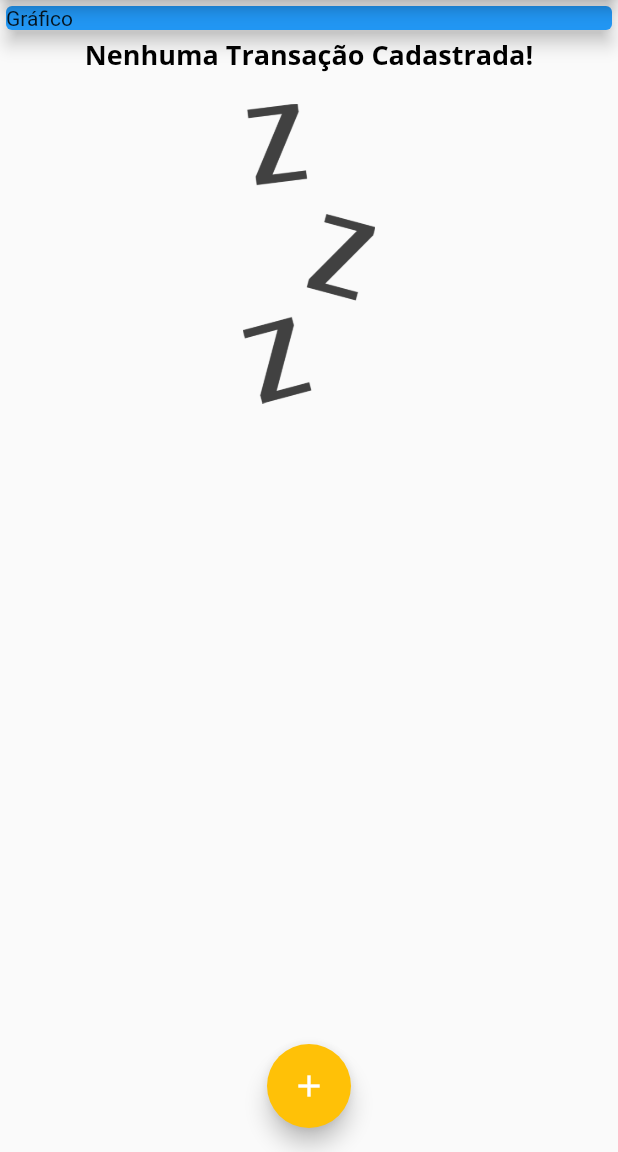
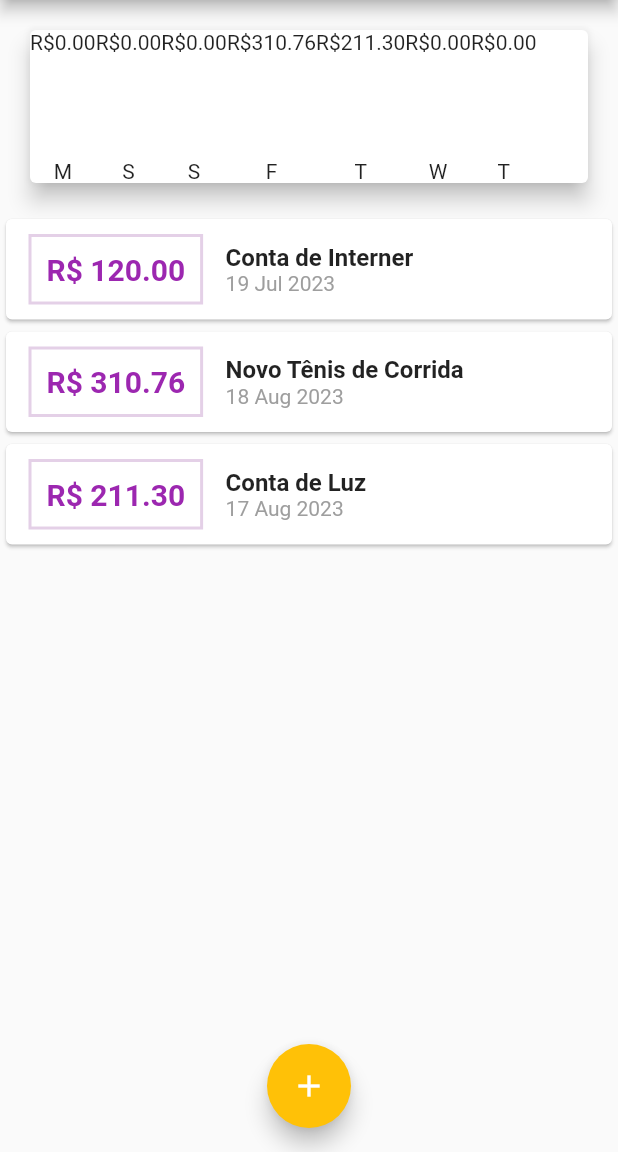
Before and after one commit to Erasmojf/expenses, a Flutter app: the screen it shows after launch, on a phone screen of 412 x 824 dp, the part 84-1236 px from its top. Run offline on Flutter 3.47's test engine with Material 2 defaults, Android fonts, the phone set to English and light mode, and no system bars.

Commit message:
Customizing Chart widget

```diff
--- a/expenses/lib/components/chart.dart
+++ b/expenses/lib/components/chart.dart
@@ -1,6 +1,7 @@
 import 'package:flutter/material.dart';
 import '../models/transaction.dart';
 import 'package:intl/intl.dart';
+import 'chart_bar.dart';
 
 class Chart extends StatelessWidget {
   final List<Transaction> recentTransactions;
@@ -37,11 +38,18 @@ class Chart extends StatelessWidget {
 
   @override
   Widget build(BuildContext context) {
+    groupedTransactions;
     return Card(
       elevation: 6,
       margin: EdgeInsets.all(20),
       child: Row(
-        children: [],
+        children: groupedTransactions.map((tr) {
+          return ChartBar(
+            label: tr['day'].toString(),
+            value: double.parse(tr['value'].toString()),
+            precentage: 0,
+          );
+        }).toList(),
       ),
     );
   }
--- /dev/null
+++ b/expenses/lib/components/chart_bar.dart
@@ -0,0 +1,30 @@
+import 'package:flutter/material.dart';
+
+class ChartBar extends StatelessWidget {
+  final String label;
+  final double value;
+  final double precentage;
+
+  ChartBar({
+    required this.label,
+    required this.value,
+    required this.precentage,
+  });
+
+  @override
+  Widget build(BuildContext context) {
+    return Column(
+      children: [
+        Text('R\$${value.toStringAsFixed(2)}'),
+        SizedBox(height: 5),
+        Container(
+          height: 60,
+          width: 10,
+          child: null,
+        ),
+        SizedBox(height: 5),
+        Text(label),
+      ],
+    );
+  }
+}
--- a/expenses/lib/main.dart
+++ b/expenses/lib/main.dart
@@ -1,7 +1,9 @@
+import 'package:expenses/components/chart.dart';
 import 'package:flutter/material.dart';
 import 'dart:math';
 import 'components/transaction_form.dart';
 import 'components/transaction_list.dart';
+
 import 'models/transaction.dart';
 
 main() => runApp(ExpensesApp());
@@ -46,19 +48,33 @@ class MyHomePage extends StatefulWidget {
 
 class _MyHomePageState extends State<MyHomePage> {
   final List<Transaction> _transactions = [
-    // Transaction(
-    //   id: 't1',
-    //   title: 'Novo Tênis de Corrida',
-    //   value: 310.76,
-    //   date: DateTime.now(),
-    // ),
-    // Transaction(
-    //   id: 't2',
-    //   title: 'Conta de Luz',
-    //   value: 211.30,
-    //   date: DateTime.now(),
-    // ),
+    Transaction(
+      id: 't',
+      title: 'Conta de Interner',
+      value: 120.00,
+      date: DateTime.now().subtract(Duration(days: 33)),
+    ),
+    Transaction(
+      id: 't1',
+      title: 'Novo Tênis de Corrida',
+      value: 310.76,
+      date: DateTime.now().subtract(Duration(days: 3)),
+    ),
+    Transaction(
+      id: 't2',
+      title: 'Conta de Luz',
+      value: 211.30,
+      date: DateTime.now().subtract(Duration(days: 4)),
+    ),
   ];
+
+  List<Transaction> get _recentTransactions {
+    return _transactions.where((tr) {
+      return tr.date.isAfter(DateTime.now().subtract(
+        Duration(days: 7),
+      ));
+    }).toList();
+  }
 
   _addTransaction(String title, double value) {
     final newTransaction = Transaction(
@@ -100,14 +116,7 @@ class _MyHomePageState extends State<MyHomePage> {
         child: Column(
           crossAxisAlignment: CrossAxisAlignment.stretch,
           children: <Widget>[
-            Container(
-              width: double.infinity,
-              child: Card(
-                color: Colors.blue,
-                child: Text('Gráfico'),
-                elevation: 5,
-              ),
-            ),
+            Chart(_recentTransactions),
             TransactionList(_transactions),
           ],
         ),
```
